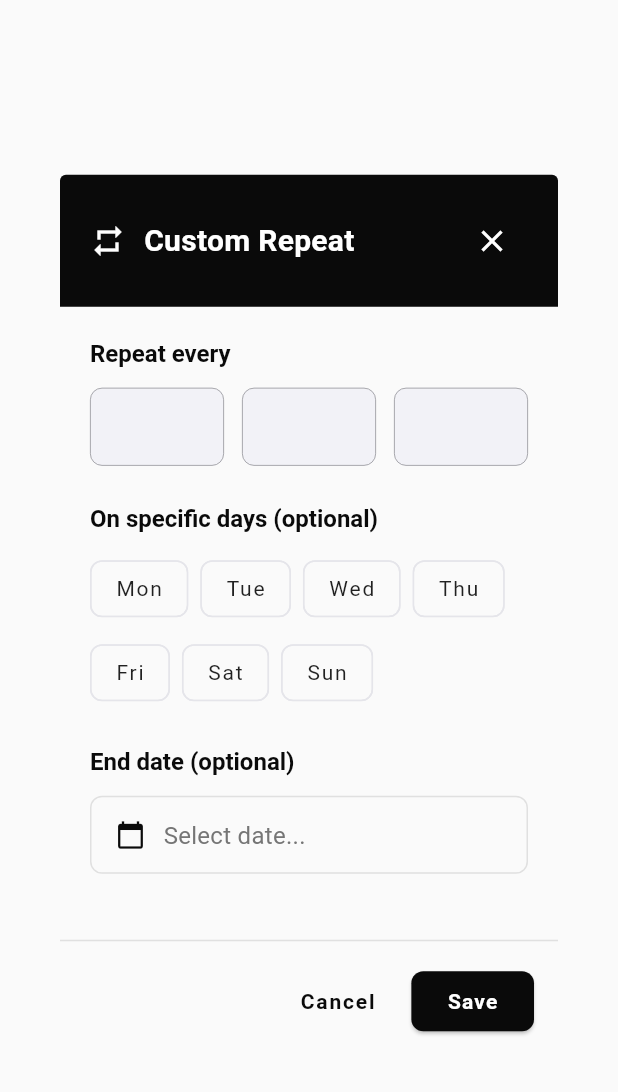
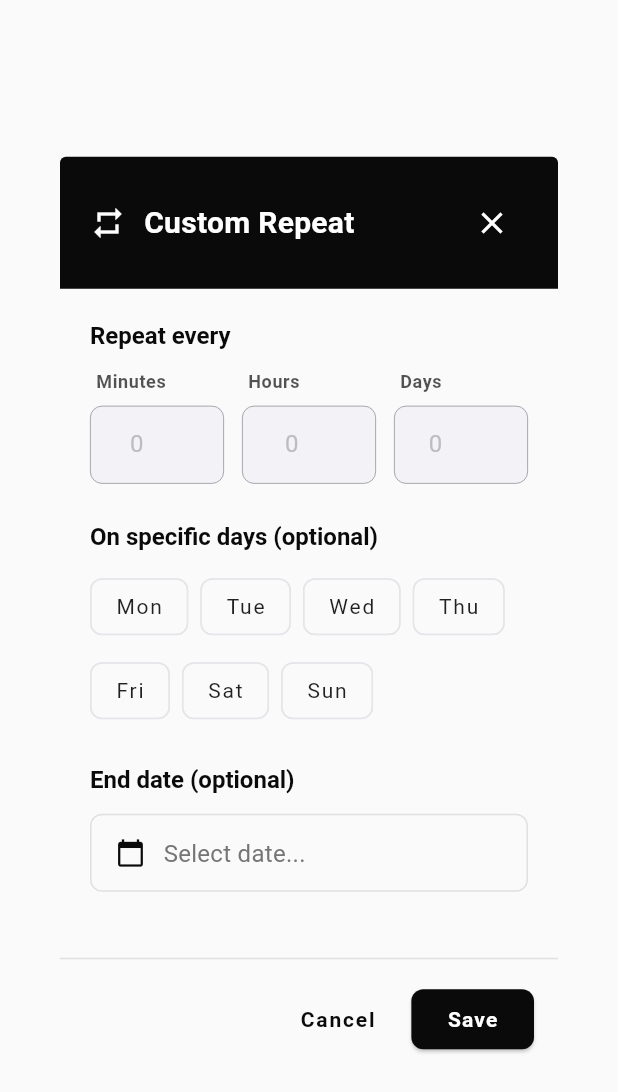
Before and after one commit to LeoRigasaki/voice_remind, a Flutter app: the CustomRepeatDialog widget shown alone on an empty page, opened directly, on a phone screen of 412 x 824 dp. Shown: the top 1092 px of the screen. Run offline on Flutter 3.47's test engine with Material 3 defaults, Android fonts, the phone set to English and light mode, and no system bars; our stand-ins replace awesome_notifications, device_info_plus, flutter_dotenv, flutter_slidable, google_generative_ai, image_picker and 6 more; missing offline and left inert: flutter_fgbg, flutter_ringtone_player, kalender, record; accounts and stored records are empty; network calls fail.

Commit message:
fix: Improve custom repeat UI and fix dialog not opening in manual modal
**UI Improvements:**
- Add clear labels above each input field (Minutes, Hours, Days)
- Add hint text '0' to show placeholder when fields are empty
- Wrap each input in a Column with label for better clarity

**Manual Modal Fix:**
- Add CustomRepeatConfig state variable to ai_add_reminder_modal.dart
- Import custom_repeat_config.dart and custom_repeat_dialog.dart
- Update _showRepeatSelector to handle RepeatType.custom properly
- Show CustomRepeatDialog when custom is selected (both onChanged and onTap)
- Update subtitle to display custom interval when configured
- Pass customRepeatConfig when creating reminders

Changes in lib/widgets/reminder_form/custom_repeat_dialog.dart:
- Wrap each number field in Column with label text
- Add hint parameter to _buildNumberField method
- Display 'Minutes', 'Hours', 'Days' labels above inputs

Changes in lib/widgets/ai_add_reminder_modal.dart:
- Add _customRepeatConfig state variable
- Import CustomRepeatConfig and CustomRepeatDialog
- Handle custom repeat selection in _showRepeatSelector
- Display custom interval in repeat selector subtitle
- Pass customRepeatConfig to Reminder constructor

This fixes the issue where:
1. Users couldn't tell which input field was which when empty
2. Custom repeat dialog wouldn't open in manual modal (only worked when editing)

```diff
--- a/lib/widgets/reminder_form/custom_repeat_dialog.dart
+++ b/lib/widgets/reminder_form/custom_repeat_dialog.dart
@@ -238,26 +238,74 @@ class _CustomRepeatDialogState extends State<CustomRepeatDialog> {
                     Row(
                       children: [
                         Expanded(
-                          child: _buildNumberField(
+                          child: Column(
+                            crossAxisAlignment: CrossAxisAlignment.start,
+                            children: [
+                              Padding(
+                                padding: const EdgeInsets.only(left: 4, bottom: 8),
+                                child: Text(
+                                  'Minutes',
+                                  style: theme.textTheme.bodySmall?.copyWith(
+                                    fontWeight: FontWeight.w600,
+                                    color: theme.colorScheme.onSurface.withOpacity(0.7),
+                                  ),
+                                ),
+                              ),
+                              _buildNumberField(
                                 controller: _minutesController,
                                 label: 'min',
+                                hint: '0',
                                 max: 59,
+                              ),
+                            ],
                           ),
                         ),
                         const SizedBox(width: 12),
                         Expanded(
-                          child: _buildNumberField(
+                          child: Column(
+                            crossAxisAlignment: CrossAxisAlignment.start,
+                            children: [
+                              Padding(
+                                padding: const EdgeInsets.only(left: 4, bottom: 8),
+                                child: Text(
+                                  'Hours',
+                                  style: theme.textTheme.bodySmall?.copyWith(
+                                    fontWeight: FontWeight.w600,
+                                    color: theme.colorScheme.onSurface.withOpacity(0.7),
+                                  ),
+                                ),
+                              ),
+                              _buildNumberField(
                                 controller: _hoursController,
                                 label: 'hrs',
+                                hint: '0',
                                 max: 23,
+                              ),
+                            ],
                           ),
                         ),
                         const SizedBox(width: 12),
                         Expanded(
-                          child: _buildNumberField(
+                          child: Column(
+                            crossAxisAlignment: CrossAxisAlignment.start,
+                            children: [
+                              Padding(
+                                padding: const EdgeInsets.only(left: 4, bottom: 8),
+                                child: Text(
+                                  'Days',
+                                  style: theme.textTheme.bodySmall?.copyWith(
+                                    fontWeight: FontWeight.w600,
+                                    color: theme.colorScheme.onSurface.withOpacity(0.7),
+                                  ),
+                                ),
+                              ),
+                              _buildNumberField(
                                 controller: _daysController,
                                 label: 'days',
+                                hint: '0',
                                 max: 365,
+                              ),
+                            ],
                           ),
                         ),
                       ],
@@ -489,6 +537,7 @@ class _CustomRepeatDialogState extends State<CustomRepeatDialog> {
   Widget _buildNumberField({
     required TextEditingController controller,
     required String label,
+    required String hint,
     required int max,
   }) {
     return TextField(
@@ -500,6 +549,8 @@ class _CustomRepeatDialogState extends State<CustomRepeatDialog> {
         _MaxValueInputFormatter(max),
       ],
       decoration: InputDecoration(
+        hintText: hint,
+        hintStyle: TextStyle(color: Colors.grey.shade400),
         suffixText: label,
         border: OutlineInputBorder(
           borderRadius: BorderRadius.circular(8),
```
Also changed, not shown: lib/widgets/ai_add_reminder_modal.dart (+46 -3 lines). Lines whose indentation alone changed are shown as unchanged.
